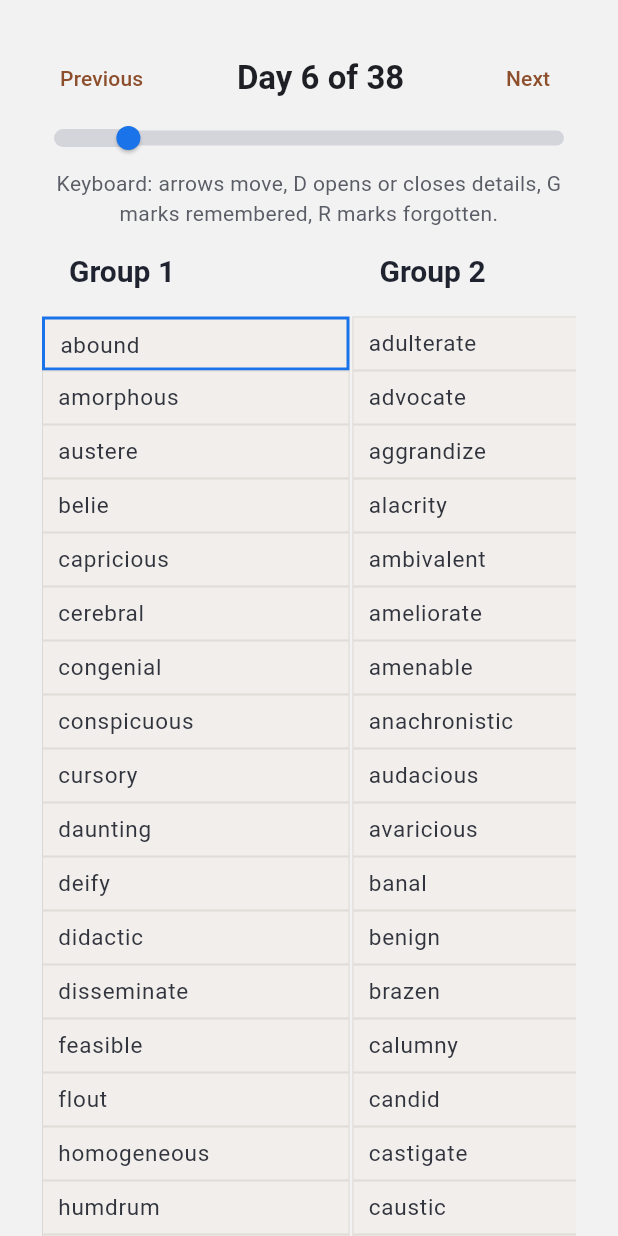
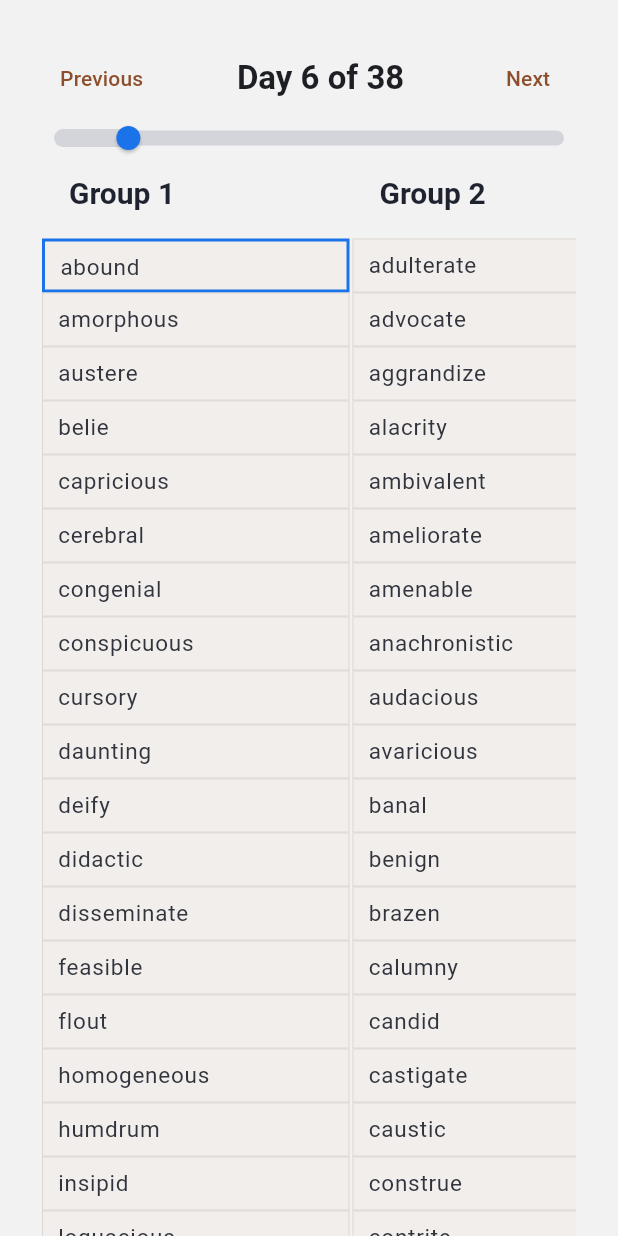
Before and after one commit to desertSniper87/vocab-hill, a Flutter app: the screen it shows after launch, on a phone screen of 412 x 824 dp. Run offline on Flutter 3.47's test engine with Material 3 defaults, Android fonts, the phone set to English and light mode, and no system bars; our stand-ins replace shared_preferences.

```diff
--- a/lib/src/pages/home_page.dart
+++ b/lib/src/pages/home_page.dart
@@ -140,13 +140,6 @@ class _HomePageState extends State<HomePage> {
                           onChanged: (value) {
                             _setSelectedDay(value.round().clamp(1, totalDays));
                           },
-                        ),
-                        const SizedBox(height: 12),
-                        Text(
-                          'Keyboard: arrows move, D opens or closes details, G marks remembered, R marks forgotten.',
-                          textAlign: TextAlign.center,
-                          style: Theme.of(context).textTheme.bodyMedium
-                              ?.copyWith(color: const Color(0xFF5A5D66)),
                         ),
                         const SizedBox(height: 16),
                         SingleChildScrollView(
```
